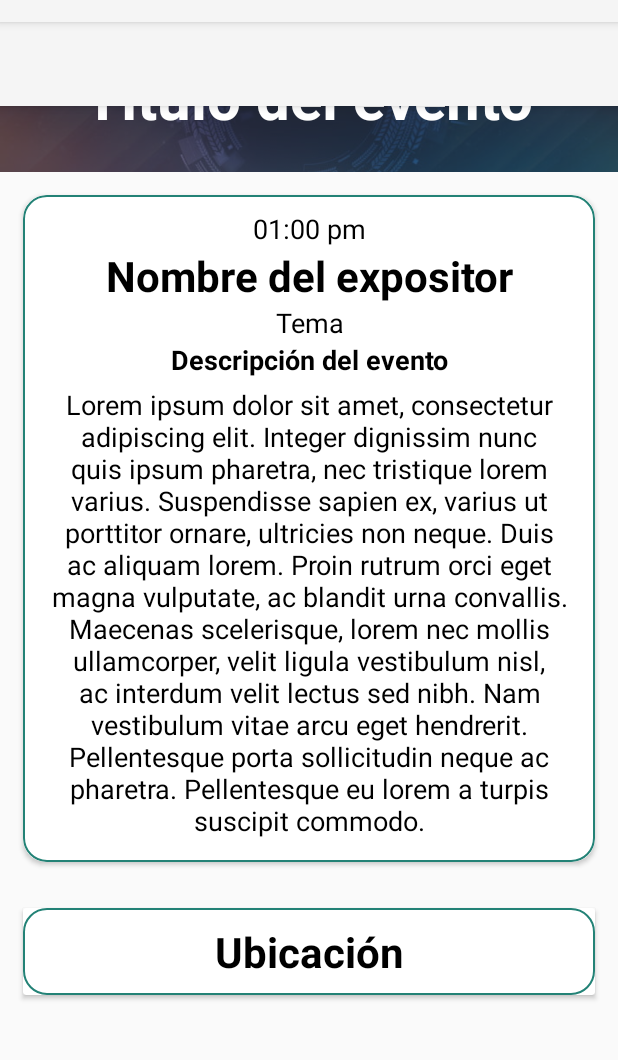
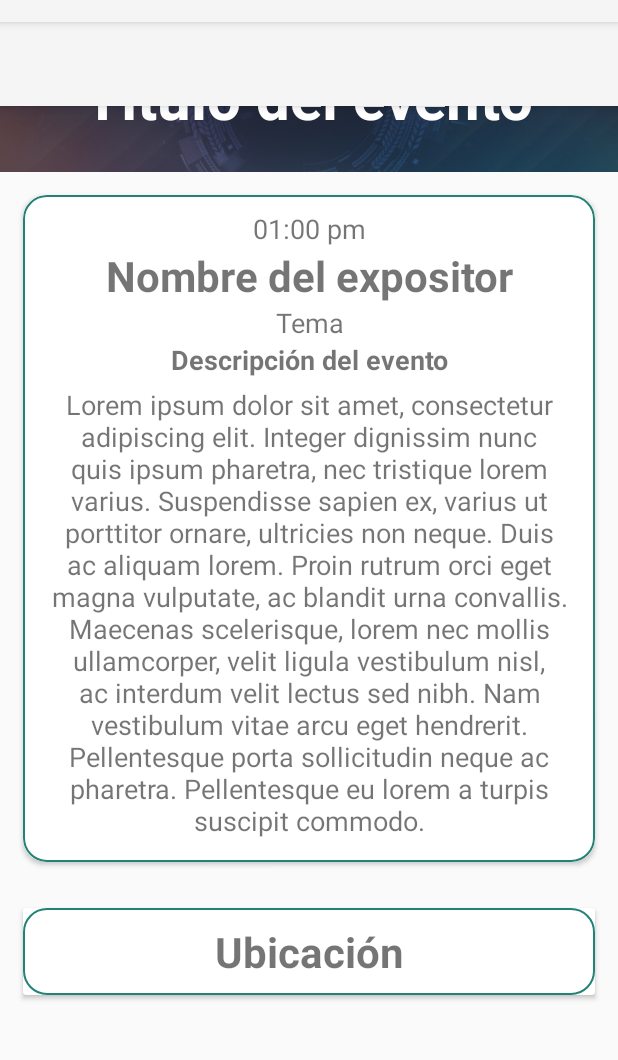
Before and after one commit to MarianaGiraldo/AndroidStudioProjects, an Android app: the fragment AgendaFragment shown on its own in the app's theme, on a phone screen of 412 x 824 dp, the part 62-1122 px from its top. Run offline under Robolectric (Android 15) with nearby library versions, the phone set to English and light mode, and no system bars; 2 statements that could not run were skipped.

Commit message:
12 Noviembre - Color Letra

```diff
--- a/newapp/app/src/main/res/drawable/shape_items.xml
+++ b/newapp/app/src/main/res/drawable/shape_items.xml
@@ -4,7 +4,7 @@
         android:color="@color/dark_green_sena"
         android:width="1dp" />
     <corners
-        android:radius="@dimen/cornerCardHome" />
+        android:radius="@dimen/corners_items" />
     <padding
         android:top="@dimen/padding_items"
         android:bottom="@dimen/padding_items"
--- a/newapp/app/src/main/res/drawable/shape_speakers.xml
+++ b/newapp/app/src/main/res/drawable/shape_speakers.xml
@@ -4,7 +4,7 @@
         android:color="@color/orange_sena"
         android:width="2dp" />
     <corners
-        android:radius="30dp" />
+        android:radius="@dimen/corners_items" />
     <padding
         android:bottom="@dimen/padding_speakers"
         />
--- a/newapp/app/src/main/res/layout/fragment_comments.xml
+++ b/newapp/app/src/main/res/layout/fragment_comments.xml
@@ -29,7 +29,6 @@
                 android:layout_width="match_parent"
                 android:layout_height="wrap_content"
                 android:text="@string/desc_comentarios"
-                android:textColor="@color/black"
                 android:textSize="@dimen/tam_desc_comentarios"
                 android:layout_marginStart="@dimen/margin_agenda"/>
 
@@ -57,7 +56,6 @@
                         android:layout_width="0dp"
                         android:layout_height="wrap_content"
                         android:text="@string/comment1"
-                        android:textColor="@color/dark_gray"
                         android:textSize="@dimen/desc_evento"
                         android:layout_weight="3"
                         />
@@ -86,7 +84,6 @@
                         android:layout_width="0dp"
                         android:layout_height="wrap_content"
                         android:text="@string/comment1"
-                        android:textColor="@color/dark_gray"
                         android:textSize="@dimen/desc_evento"
                         android:layout_weight="3"
                         />
@@ -115,7 +112,6 @@
                         android:layout_width="0dp"
                         android:layout_height="wrap_content"
                         android:text="@string/comment1"
-                        android:textColor="@color/dark_gray"
                         android:textSize="@dimen/desc_evento"
                         android:layout_weight="3"
                         />
@@ -126,7 +122,6 @@
                 android:layout_width="wrap_content"
                 android:layout_height="wrap_content"
                 android:text="@string/agregar_comentario"
-                android:textColor="@color/black"
                 android:layout_marginStart="@dimen/margin_agenda"
                 android:layout_marginTop="@dimen/margin_agenda"
                 android:textSize="18sp" />
--- a/newapp/app/src/main/res/layout/fragment_evento.xml
+++ b/newapp/app/src/main/res/layout/fragment_evento.xml
@@ -54,7 +54,6 @@
                         android:layout_width="match_parent"
                         android:layout_height="wrap_content"
                         android:text="@string/desc_evento1"
-                        android:textColor="@color/dark_gray"
                         android:textSize="@dimen/desc_evento"
                         />
                 </LinearLayout>
--- a/newapp/app/src/main/res/layout/fragment_evento_detalle.xml
+++ b/newapp/app/src/main/res/layout/fragment_evento_detalle.xml
@@ -69,7 +69,6 @@
                             android:layout_height="wrap_content"
                             android:text="@string/hora_evento"
                             android:textSize="@dimen/tam_dets_evento"
-                            android:textColor="@color/black"
                             android:textAlignment="center" />
                         <TextView
                             android:layout_width="match_parent"
@@ -77,21 +76,18 @@
                             android:text="@string/nombre_del_expositor"
                             android:textSize="@dimen/tam_nombre_expositor"
                             android:textStyle="bold"
-                            android:textColor="@color/black"
                             android:textAlignment="center" />
                         <TextView
                             android:layout_width="match_parent"
                             android:layout_height="wrap_content"
                             android:text="@string/tema"
                             android:textSize="@dimen/tam_dets_evento"
-                            android:textColor="@color/black"
                             android:textAlignment="center" />
                         <TextView
                             android:layout_width="match_parent"
                             android:layout_height="wrap_content"
                             android:text="@string/descripcion_evento"
                             android:textSize="18sp"
-                            android:textColor="@color/black"
                             android:textStyle="bold"
                             android:textAlignment="center" />
                         <TextView
@@ -99,7 +95,6 @@
                             android:layout_height="wrap_content"
                             android:text="@string/desc_evento1"
                             android:textSize="@dimen/tam_dets_evento"
-                            android:textColor="@color/black"
                             android:textAlignment="center"
                             android:layout_margin="5dp"/>
                     </LinearLayout>
@@ -119,7 +114,6 @@
                             android:text="@string/ubicacion_evento_detalle"
                             android:textStyle="bold"
                             android:textSize="@dimen/tam_nombre_expositor"
-                            android:textColor="@color/black"
                             android:textAlignment="center" />
 
                         <com.google.android.gms.maps.MapView
--- a/newapp/app/src/main/res/layout/fragment_home.xml
+++ b/newapp/app/src/main/res/layout/fragment_home.xml
@@ -43,7 +43,6 @@
                         android:text="@string/titulo_evento"
                         android:textStyle="bold"
                         android:textSize="@dimen/titulo_evento"
-                        android:textColor="@color/black"
                         android:layout_marginStart="@dimen/margin_home"
                         android:layout_marginEnd="@dimen/margin_home"
                         android:layout_marginTop="@dimen/margin_home"
@@ -53,7 +52,6 @@
                         android:layout_width="match_parent"
                         android:layout_height="wrap_content"
                         android:text="@string/desc_evento"
-                        android:textColor="@color/dark_gray"
                         android:layout_margin="@dimen/margin_home"
                         android:textSize="@dimen/desc_evento"
                         />
@@ -81,7 +79,6 @@
                         android:layout_width="match_parent"
                         android:layout_height="wrap_content"
                         android:text="@string/desc_video_home"
-                        android:textColor="@color/dark_gray"
                         android:layout_margin="@dimen/margin_home"
                         android:textSize="@dimen/desc_evento"
                         />
--- a/newapp/app/src/main/res/layout/fragment_speaker_info.xml
+++ b/newapp/app/src/main/res/layout/fragment_speaker_info.xml
@@ -36,7 +36,7 @@
             <androidx.cardview.widget.CardView
                 android:layout_width="match_parent"
                 android:layout_height="wrap_content"
-                app:cardCornerRadius="10dp"
+                app:cardCornerRadius="15dp"
                 android:elevation="@dimen/elevationCarHome"
                 android:layout_marginStart="@dimen/margin_agenda"
                 android:layout_marginEnd="@dimen/margin_agenda"
@@ -58,7 +58,6 @@
                         android:layout_width="match_parent"
                         android:layout_height="wrap_content"
                         android:text="@string/desc_evento1"
-                        android:textColor="@color/dark_gray"
                         android:textSize="@dimen/desc_evento"
                         />
                 </LinearLayout>
--- a/newapp/app/src/main/res/layout/item_comment.xml
+++ b/newapp/app/src/main/res/layout/item_comment.xml
@@ -28,7 +28,6 @@
             android:layout_width="0dp"
             android:layout_height="wrap_content"
             android:text="@string/comment1"
-            android:textColor="@color/dark_gray"
             android:textSize="@dimen/desc_evento"
             android:layout_weight="3"
             />
--- a/newapp/app/src/main/res/values/colors.xml
+++ b/newapp/app/src/main/res/values/colors.xml
@@ -1,6 +1,6 @@
 <?xml version="1.0" encoding="utf-8"?>
 <resources>
-    <color name="purple_200">#FFBB86FC</color>
+    <color name="purple_200">#FF238276</color>
     <color name="purple_500">#FF238276</color>
     <color name="purple_700">#FF3700B3</color>
     <color name="teal_200">#FFFC7323</color>
--- a/newapp/app/src/main/res/values/dimens.xml
+++ b/newapp/app/src/main/res/values/dimens.xml
@@ -44,5 +44,6 @@
     <dimen name="marginb_main2">60dp</dimen>
     <dimen name="padding_speakers">10dp</dimen>
     <dimen name="padding_items">10dp</dimen>
+    <dimen name="corners_items">15dp</dimen>
 
 </resources>
```
